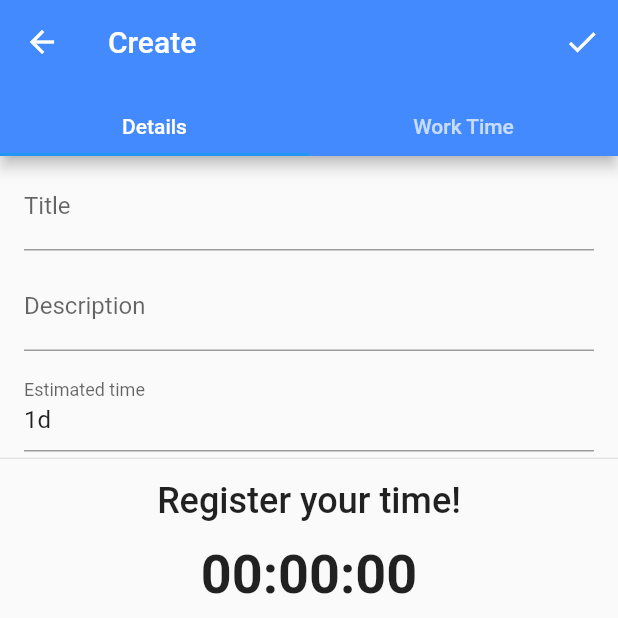
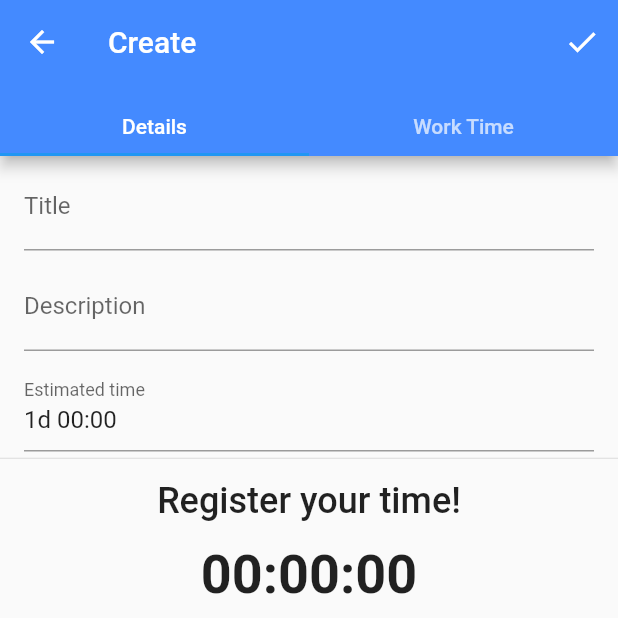
Before and after one commit to haxcode/task_tracking_app, a Flutter app: the TodoEditableForm screen opened by its route, after a tap on the "play arrow" icon, after a tap on the "done" icon, after a tap on the "add" icon, on a phone screen of 412 x 824 dp, the top half of it. Run offline on Flutter 3.47's test engine with Material 2 defaults, Android fonts, the phone set to English and light mode, and no system bars; our stand-ins replace flutter_slidable, sqflite; missing offline and left inert: dart:ffi; accounts and stored records are empty.

Commit message:
Adding functionalities

```diff
--- a/lib/src/app/view/main_view.dart
+++ b/lib/src/app/view/main_view.dart
@@ -1,7 +1,10 @@
 import 'package:flutter/material.dart';
 import 'package:task_tracking_app/src/app/view/about.dart';
+import 'package:task_tracking_app/src/app/view/backlog_view.dart';
 import 'package:task_tracking_app/src/app/view/task/todo_list.dart';
+import 'package:task_tracking_app/src/app/view/work_time_view.dart';
 
+import 'done_view.dart';
 
 class MainView extends StatelessWidget {
   static const routeName = '/daily';
@@ -14,7 +17,7 @@ class MainView extends StatelessWidget {
     return Scaffold(
       appBar: AppBar(title: Text(title),
         backgroundColor: Colors.blueAccent,),
-      body: TodoList(),
+      body: TodoList(null),
       drawer: Drawer(
         child: ListView(
           padding: EdgeInsets.zero,
@@ -43,7 +46,7 @@ class MainView extends StatelessWidget {
               title: Text('Backlog'),
               onTap: () {
 
-//                Navigator.pop(context);
+                Navigator.popAndPushNamed(context, BacklogView.routeName);
               },
             ),
             ListTile(
@@ -52,7 +55,7 @@ class MainView extends StatelessWidget {
                 // Update the state of the app
                 // ...
                 // Then close the drawer
-                Navigator.pop(context);
+                Navigator.popAndPushNamed(context, DoneView.routeName);
               },
             ),
             ListTile(
@@ -61,7 +64,7 @@ class MainView extends StatelessWidget {
                 // Update the state of the app
                 // ...
                 // Then close the drawer
-                Navigator.pop(context);
+                Navigator.popAndPushNamed(context, WorkTimeView.routeName);
               },
             ),
               ListTile(
--- a/lib/src/app/view/task/todo_editable_form.dart
+++ b/lib/src/app/view/task/todo_editable_form.dart
@@ -11,6 +11,7 @@ import 'package:task_tracking_app/src/app/model/work_time.dart';
 import 'package:task_tracking_app/src/app/view/main_view.dart';
 import 'package:task_tracking_app/src/app/view/task/todo_list.dart';
 import 'package:task_tracking_app/src/app/view/task/work_time_list.dart';
+import 'package:intl/intl.dart';
 
 class TodoEditableForm extends StatefulWidget {
   static const routeName = '/todoForm';
@@ -25,7 +26,7 @@ class TodoEditableForm extends StatefulWidget {
           id: null,
           title: "",
           description: "",
-          estimatedTime: "1d",
+          estimatedTime: "1d 00:00",
           done: 0);
     }
     return TodoEditableFormState(this.todo);
@@ -67,7 +68,6 @@ class TodoEditableFormState extends State<TodoEditableForm>
 
   WorkTime wt;
 
-
   @override
   void initState() {
     tb = TabController(length: tabs.length, vsync: this);
@@ -97,7 +97,7 @@ class TodoEditableFormState extends State<TodoEditableForm>
   }
 
   void startStopWatch() {
-    developer.log("startStopWatch was pressed !!!!");
+    //developer.log("startStopWatch was pressed !!!!");
     if (restartIsPressed) {
       if (watch.isRunning) {
         watch.stop();
@@ -118,18 +118,17 @@ class TodoEditableFormState extends State<TodoEditableForm>
         wt = WorkTime(
             todoId: this._todo.id,
             startTime: DateTime.now().toIso8601String(),
-            descryption: "Time from work time register stopwatch");
+            descryption: this._todo.title);
       } else {
         setState(() {
           startIsPressed = false;
         });
         watch.stop();
       }
-
     }
   }
 
-    void saveTime(){
+  void saveTime() {
     WorkTimeEntity workTimeEntity = WorkTimeEntity();
     WorkTime newWT = WorkTime(
         todoId: wt.todoId,
@@ -138,8 +137,11 @@ class TodoEditableFormState extends State<TodoEditableForm>
         duration: watch.elapsed.inSeconds.toInt(),
         descryption: wt.descryption);
     workTimeEntity.insert(newWT);
+    setState(() {
+      restartIsPressed = true;
+      startStopWatch();
+    });
   }
-
 
   @override
   void dispose() {
@@ -317,8 +319,7 @@ class TodoEditableFormState extends State<TodoEditableForm>
                                     startStopWatch();
                                   },
                                 ),
-                                    padding: EdgeInsets.fromLTRB(
-                                        12.5, 25, 12.5, 0),
+                                padding: EdgeInsets.fromLTRB(12.5, 25, 12.5, 0),
                               ),
                             ),
                             Container(
@@ -380,8 +381,7 @@ class TodoEditableFormState extends State<TodoEditableForm>
 
     Future<Todo> newTodo = te.getTodo(_todo.id);
 
-    newTodo.then((data) =>
-    {
+    newTodo.then((data) => {
           () {
             this._todo = data;
             this._estimatedTimeController.text = data.estimatedTime;
--- a/lib/src/app/view/task/todo_list.dart
+++ b/lib/src/app/view/task/todo_list.dart
@@ -9,20 +9,35 @@ import 'package:task_tracking_app/src/app/view/task/todo_editable_form.dart';
 import 'package:flutter_slidable/flutter_slidable.dart';
 
 class TodoList extends StatefulWidget {
+  var _done;
+
+  TodoList(var done){
+    this._done = done;
+  }
+
   @override
-  createState() => new TodoListState();
+  createState() => new TodoListState(this._done);
 }
 
 class TodoListState extends State<TodoList> {
   TodoEntity _todoEntity = new TodoEntity();
+  var _done;
+
+  TodoListState(var done){
+    this._done = done;
+  }
 
   Future<List<Todo>> todos;
 
   @override
   void initState() {
+
+    if(this._done == null) {
+      todos = _todoEntity.todo();
+    } else{
+      todos = _todoEntity.getFiltered(this._done);
+    }
     super.initState();
-
-    todos = _todoEntity.todo();
   }
 
   Future<void> _getData() async {
@@ -133,7 +148,6 @@ class TodoListState extends State<TodoList> {
                 Todo newTodo = TodoItem.doneTask(todo);
                 todos.then((value) => value.remove(todo));
                 todos.then((value) => value.add(newTodo));
-
                 _showSnackBar('Done');
               })
             },
@@ -160,20 +174,6 @@ class TodoListState extends State<TodoList> {
   @override
   Widget build(BuildContext context) {
     return new Scaffold(
-      appBar: PreferredSize(
-          preferredSize: Size.fromHeight(30),
-          child: Padding(
-            padding: const EdgeInsets.fromLTRB(0, 10, 0, 0),
-            child: AppBar(
-              // Here we create one to set status bar color
-              backgroundColor: Colors.transparent,
-              title: Text('Daily tasks',
-                  style: TextStyle(color: Colors.grey[700], fontSize: 17)),
-              elevation: 0.0,
-              toolbarOpacity: 0.0,
-              bottomOpacity: 0.0,
-            ),
-          )),
       body: _buildTodoList(),
       floatingActionButton: new FloatingActionButton(
         onPressed: () {
```
Also changed, not shown: lib/src/app/model/entity/todo_entity.dart (+23 -5 lines), lib/src/app/view/backlog_view.dart (added, +21 -0 lines), lib/src/app/view/done_view.dart (added, +21 -0 lines), lib/src/app/view/task/work_time_list.dart (+12 -7 lines), lib/src/app/view/task_tracking_app.dart (+7 -1 lines), lib/src/app/view/work_time_view.dart (added, +22 -0 lines). Lines whose indentation alone changed are shown as unchanged.
